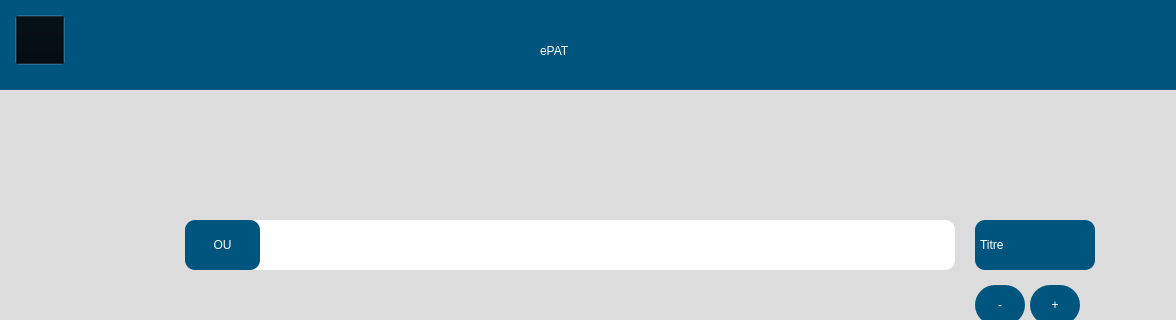
Above: src/user_interface/French_start.ui from eppenney/eBook-Perpetual-Access-Rights-Tracker before the change; both pictures show x 0 to 1176 and y 0 to 320 of the 1176 by 796 pixel window. Below: the same form after it.
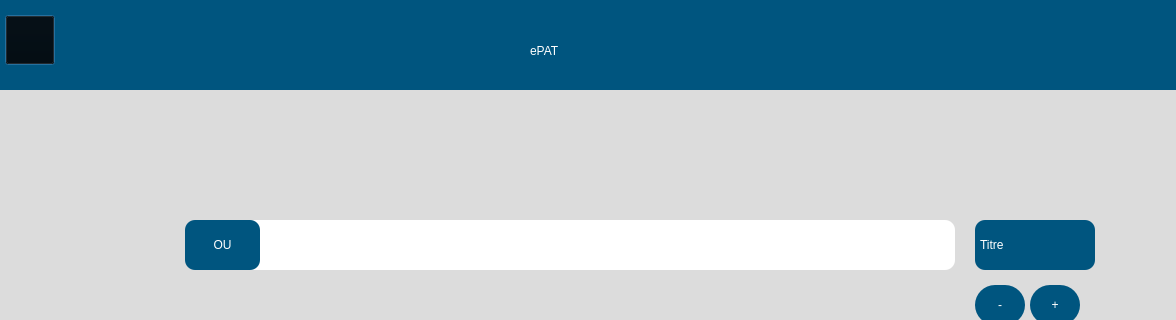
That is the form after the change. Icons and pictures are not drawn.

What changed in the file:
```diff
--- a/src/user_interface/French_start.ui
+++ b/src/user_interface/French_start.ui
@@ -28,7 +28,7 @@
    <widget class="QWidget" name="widget_2" native="true">
     <property name="geometry">
      <rect>
-      <x>20</x>
+      <x>10</x>
       <y>0</y>
       <width>1200</width>
       <height>90</height>
```
